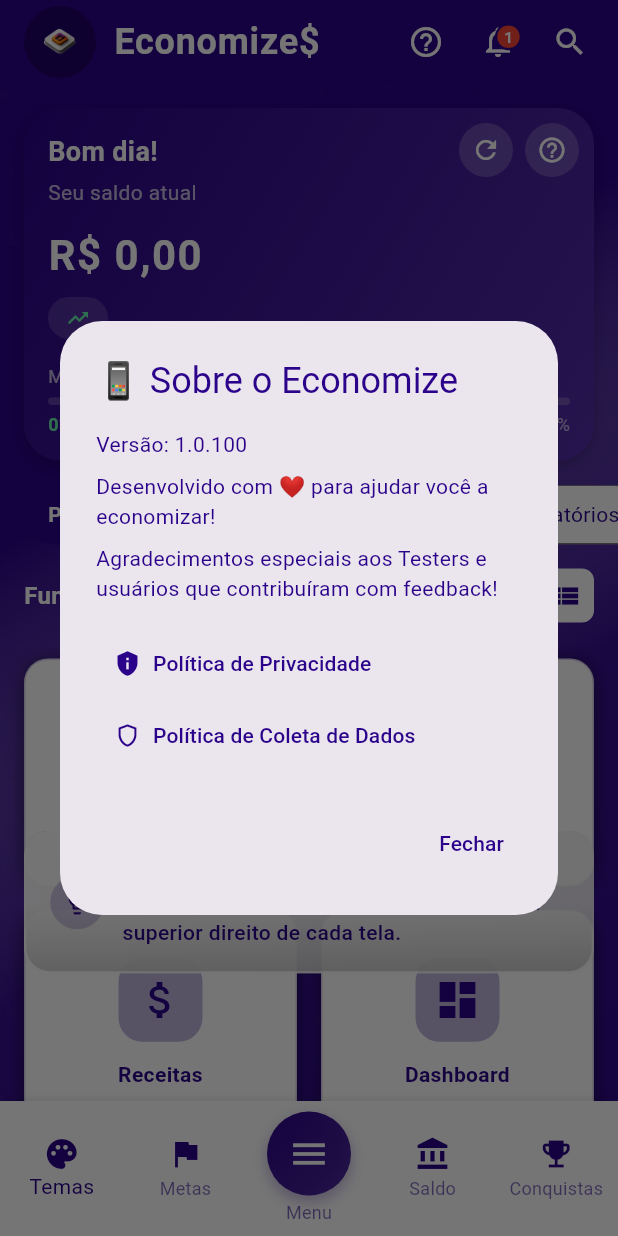
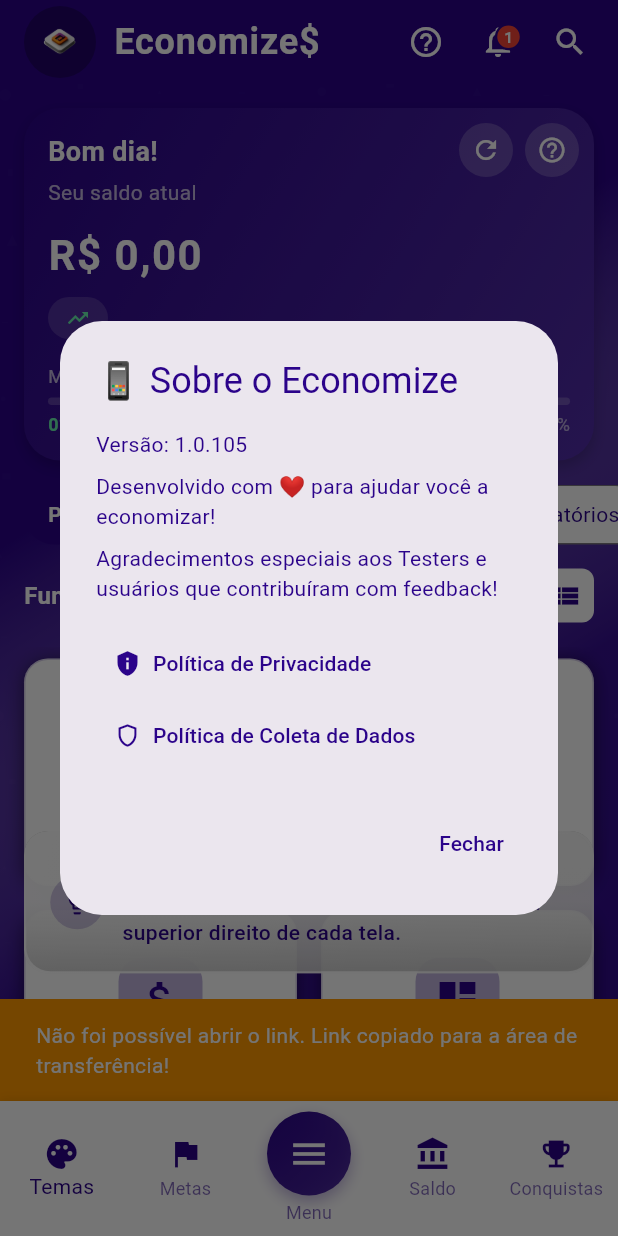
Before and after one commit to jhonnylucius/economize, a Flutter app: the screen it shows after launch, item 3 of the bottom bar chosen, scrolled down 95 dp, after a tap on "Sobre o App", after a tap on "Política de Privacidade", on a phone screen of 412 x 824 dp. Run offline on Flutter 3.47's test engine with Material 3 defaults, Android fonts, the phone set to English and light mode, and no system bars; our stand-ins replace fl_chart, flutter_local_notifications, logger, mask_text_input_formatter, pdf, percent_indicator and 6 more; accounts and stored records are empty.

Commit message:
fix: atualizar versão do aplicativo para 1.0.105 e melhorar tratamento de erros ao abrir links

```diff
--- a/lib/screen/home_screen.dart
+++ b/lib/screen/home_screen.dart
@@ -3639,7 +3639,6 @@ class _CentralMenuBottomSheetState extends State<_CentralMenuBottomSheet>
     );
   }
 
-  // 🎭 MÉTODOS DE AÇÃO
   void _showAboutDialog() {
     showDialog(
       context: context,
@@ -3649,7 +3648,7 @@ class _CentralMenuBottomSheetState extends State<_CentralMenuBottomSheet>
           mainAxisSize: MainAxisSize.min,
           crossAxisAlignment: CrossAxisAlignment.start,
           children: [
-            const Text('Versão: 1.0.100'),
+            const Text('Versão: 1.0.105'),
             const SizedBox(height: 8),
             const Text('Desenvolvido com ❤️ para ajudar você a economizar!'),
             const SizedBox(height: 8),
@@ -3662,9 +3661,36 @@ class _CentralMenuBottomSheetState extends State<_CentralMenuBottomSheet>
               label: const Text('Política de Privacidade'),
               onPressed: () async {
                 const url = 'https://union.dev.br/politica-de-privacidade.html';
-                if (await canLaunchUrl(Uri.parse(url))) {
-                  await launchUrl(Uri.parse(url),
-                      mode: LaunchMode.externalApplication);
+                try {
+                  final uri = Uri.parse(url);
+                  final launched = await launchUrl(
+                    uri,
+                    mode: LaunchMode.externalApplication,
+                  );
+                  if (!launched) {
+                    // Se não abrir, copia o link e avisa o usuário
+                    await Clipboard.setData(ClipboardData(text: url));
+                    if (context.mounted) {
+                      ScaffoldMessenger.of(context).showSnackBar(
+                        const SnackBar(
+                          content: Text(
+                              'Não foi possível abrir o link. Link copiado para a área de transferência!'),
+                          backgroundColor: Colors.orange,
+                        ),
+                      );
+                    }
+                  }
+                } catch (e) {
+                  await Clipboard.setData(const ClipboardData(text: url));
+                  if (context.mounted) {
+                    ScaffoldMessenger.of(context).showSnackBar(
+                      const SnackBar(
+                        content: Text(
+                            'Não foi possível abrir o link. Link copiado para a área de transferência!'),
+                        backgroundColor: Colors.orange,
+                      ),
+                    );
+                  }
                 }
               },
             ),
@@ -3674,9 +3700,35 @@ class _CentralMenuBottomSheetState extends State<_CentralMenuBottomSheet>
               onPressed: () async {
                 const url =
                     'https://union.dev.br/politica-de-coleta-de-dados.html';
-                if (await canLaunchUrl(Uri.parse(url))) {
-                  await launchUrl(Uri.parse(url),
-                      mode: LaunchMode.externalApplication);
+                try {
+                  final uri = Uri.parse(url);
+                  final launched = await launchUrl(
+                    uri,
+                    mode: LaunchMode.externalApplication,
+                  );
+                  if (!launched) {
+                    await Clipboard.setData(ClipboardData(text: url));
+                    if (context.mounted) {
+                      ScaffoldMessenger.of(context).showSnackBar(
+                        const SnackBar(
+                          content: Text(
+                              'Não foi possível abrir o link. Link copiado para a área de transferência!'),
+                          backgroundColor: Colors.orange,
+                        ),
+                      );
+                    }
+                  }
+                } catch (e) {
+                  await Clipboard.setData(const ClipboardData(text: url));
+                  if (context.mounted) {
+                    ScaffoldMessenger.of(context).showSnackBar(
+                      const SnackBar(
+                        content: Text(
+                            'Não foi possível abrir o link. Link copiado para a área de transferência!'),
+                        backgroundColor: Colors.orange,
+                      ),
+                    );
+                  }
                 }
               },
             ),
```
